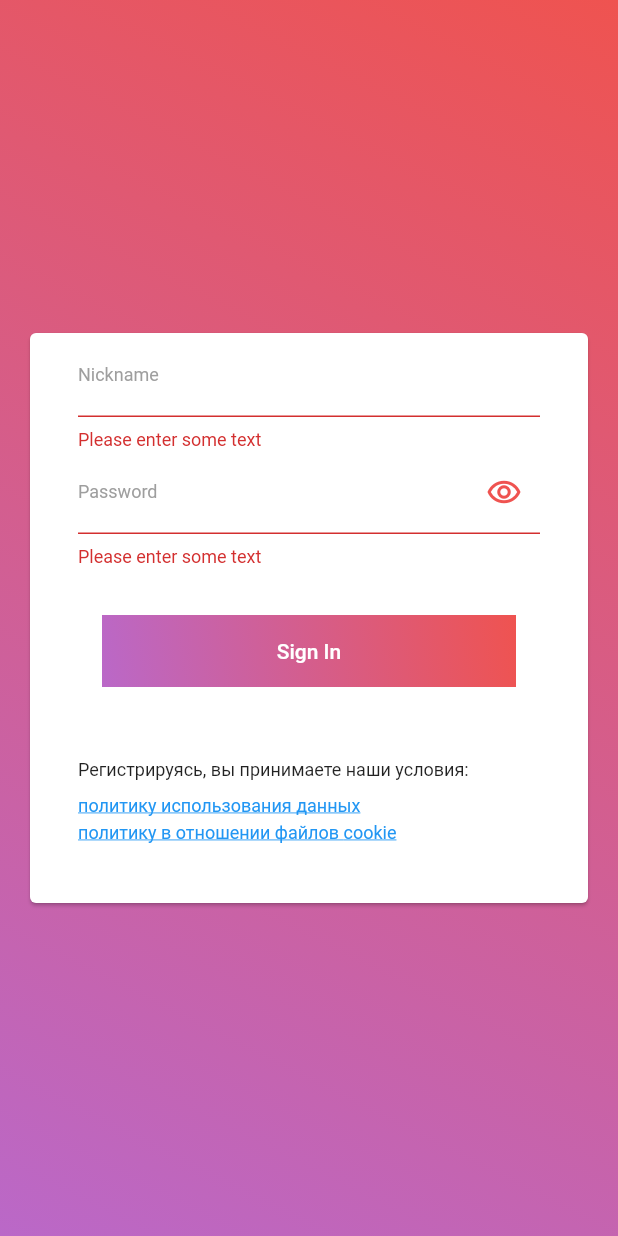
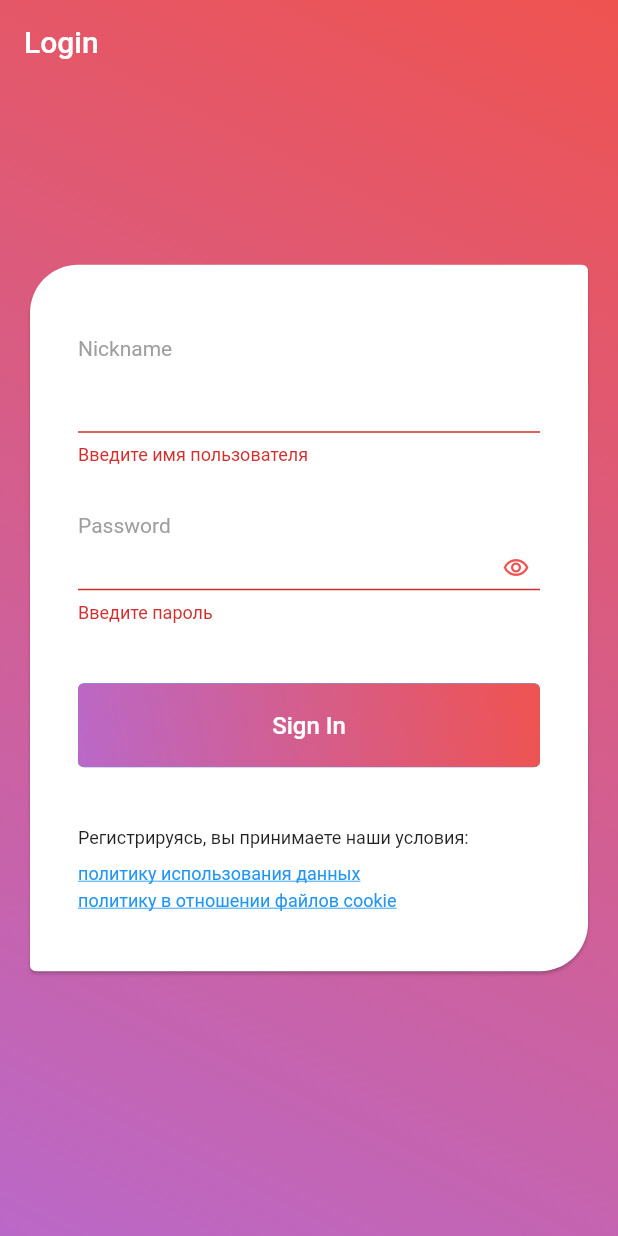
Before and after one commit to ablintsova/test_project, a Flutter app: the screen it shows after launch, after a tap on "Sign In", on a phone screen of 412 x 824 dp. Run offline on Flutter 3.47's test engine with Material 2 defaults, Android fonts, the phone set to English and light mode, and no system bars.

Commit message:
Finish Sign In screen

```diff
--- a/lib/main.dart
+++ b/lib/main.dart
@@ -1,4 +1,5 @@
 import 'package:flutter/material.dart';
+
 import 'sign_in_card.dart';
 
 void main() => runApp(MyApp());
@@ -7,8 +8,26 @@ class MyApp extends StatelessWidget {
   @override
   Widget build(BuildContext context) {
     return MaterialApp(
+      theme: ThemeData(
+        cardTheme: CardTheme(
+          shape: RoundedRectangleBorder(
+            borderRadius: const BorderRadius.only(
+              topLeft: Radius.circular(32.0),
+              bottomRight: Radius.circular(32.0),
+              topRight: Radius.circular(4.0),
+              bottomLeft: Radius.circular(4.0),
+            ),
+          ),
+        ),
+      ),
       home: Scaffold(
-        appBar: null,
+        extendBodyBehindAppBar: true,
+        backgroundColor: Colors.transparent,
+        appBar: AppBar(
+          title: Text('Login'),
+          backgroundColor: Colors.transparent,
+          elevation: 0.0,
+        ),
         body: Center(
           child: Container(
             decoration: BoxDecoration(
@@ -20,9 +39,7 @@ class MyApp extends StatelessWidget {
                 Colors.purple.shade300,
               ],
             )),
-            child: Center(
-              child: const SignInCard()
-            ),
+            child: Center(child: const SignInCard()),
           ),
         ),
       ),
--- a/lib/sign_in_card.dart
+++ b/lib/sign_in_card.dart
@@ -11,8 +11,8 @@ class SignInCard extends StatelessWidget {
         child: Padding(
             padding: const EdgeInsets.symmetric(horizontal: 16.0),
             child: Card(
-            child:Padding(
-            padding: const EdgeInsets.symmetric(horizontal: 32.0),
+            child: Padding(
+            padding: const EdgeInsets.all(32.0),
                 child: Column(
                     mainAxisSize: MainAxisSize.min,
                     children: <Widget>[SignInForm()])))));
--- a/lib/sign_in_form.dart
+++ b/lib/sign_in_form.dart
@@ -26,46 +26,82 @@ class SignInFormState extends State<SignInForm> {
       child: Column(
         crossAxisAlignment: CrossAxisAlignment.start,
         children: <Widget>[
+          Padding(
+              padding: const EdgeInsets.only(top: 16.0),
+              child: Text(
+                  'Nickname',
+                  style: TextStyle(
+                    fontSize: 14.0,
+                    color: Colors.grey
+                  )
+              )
+          ),
+          TextFormField(
+            // The validator receives the text that the user has entered.
+            validator: (value) {
+              if (value == null || value.isEmpty) {
+                return 'Введите имя пользователя';
+              } else {
+                final alphanumeric = RegExp(r'[a-zA-Z_]+');
+                if (!alphanumeric.hasMatch(value) ||
+                    (alphanumeric.hasMatch(value) &&
+                        alphanumeric.stringMatch(value) != value)) {
+                  return 'Разрешены символы латинского алфавита или “_”';
+                }
+                return null;
+              }
+            },
+          ),
+          Padding(
+              padding: const EdgeInsets.only(top: 32.0),
+              child: Text(
+                  'Password',
+                  style: TextStyle(
+                      fontSize: 14.0,
+                      color: Colors.grey
+                  )
+              )
+          ),
           TextFormField(
             decoration: InputDecoration(
-              labelText: 'Nickname',
-              labelStyle: TextStyle(
-                fontSize: 12.0,
-                color: Colors.grey,
+              isDense: true,
+              suffixIcon: new GestureDetector(
+                onTap: () {},
+                child: new Container(
+                  margin: EdgeInsets.only(top: 4),
+                  child: Icon(Icons.remove_red_eye_outlined,
+                      color: Colors.red.shade400),
+                  //height: 20,
+                  //width: 20,
+                ),
+              ),
+              suffixIconConstraints: BoxConstraints(
+                minHeight: 32,
+                minWidth: 32,
               ),
             ),
             // The validator receives the text that the user has entered.
+            obscureText: true,
+            obscuringCharacter: "*",
+            enableSuggestions: false,
+            autocorrect: false,
             validator: (value) {
               if (value == null || value.isEmpty) {
-                return 'Please enter some text';
-              }
-              return null;
-            },
-          ),
-          TextFormField(
-            decoration: InputDecoration(
-              //border: UnderlineInputBorder(),
-              suffixIcon: Icon(Icons.remove_red_eye_outlined,
-                  color: Colors.red.shade400),
-              labelText: 'Password',
-              labelStyle: TextStyle(
-                fontSize: 12.0,
-                color: Colors.grey,
-              ),
-            ),
-            // The validator receives the text that the user has entered.
-            validator: (value) {
-              if (value == null || value.isEmpty) {
-                return 'Please enter some text';
+                return 'Введите пароль';
+              } else if (value.length < 3 || value.length > 9) {
+                return 'Пароль должен содержать от 3 до 9 символов';
               }
               return null;
             },
           ),
           Padding(
-            padding: const EdgeInsets.symmetric(vertical: 32.0),
+            padding: const EdgeInsets.symmetric(vertical: 40.0),
             child: ElevatedButton(
               style: ElevatedButton.styleFrom(
-                  primary: Colors.transparent, elevation: 0),
+                  padding: EdgeInsets.zero,
+                  shape: RoundedRectangleBorder(
+                      borderRadius: BorderRadius.circular(4)),
+                  elevation: 0),
               onPressed: () {
                 // Validate returns true if the form is valid, or false otherwise.
                 if (_formKey.currentState!.validate()) {
@@ -77,6 +113,7 @@ class SignInFormState extends State<SignInForm> {
               },
               child: Ink(
                 decoration: BoxDecoration(
+                  borderRadius: BorderRadius.circular(4),
                   gradient: LinearGradient(
                     begin: Alignment.topRight,
                     end: Alignment.bottomLeft,
@@ -88,41 +125,37 @@ class SignInFormState extends State<SignInForm> {
                 ),
                 child: Container(
                   constraints:
-                      const BoxConstraints(minWidth: 88.0, minHeight: 48.0),
+                      const BoxConstraints(minWidth: 88.0, minHeight: 56.0),
                   // min sizes for Material buttons
                   alignment: Alignment.center,
                   child: const Text(
-                    'Sign In',
-                    textAlign: TextAlign.center,
+                      'Sign In',
+                      textAlign: TextAlign.center,
+                      style: TextStyle(fontSize: 16.0)
                   ),
                 ),
               ),
             ),
           ),
           Padding(
-            padding: const EdgeInsets.only(top: 16.0, bottom: 6.0),
-            child: Text('Регистрируясь, вы принимаете наши условия:',
-                style: TextStyle(
-                  fontSize: 12.0)
-                )
-          ),
-
+              padding: const EdgeInsets.only(bottom: 6.0),
+              child: Text('Регистрируясь, вы принимаете наши условия:',
+                  style: TextStyle(fontSize: 12.0))),
           Padding(
             padding: const EdgeInsets.symmetric(vertical: 4.0),
-            child: Text('политику использования данных', style: TextStyle(
-                fontSize: 12.0,
-                decoration: TextDecoration.underline,
-                color: Colors.blue
-            )),
+            child: Text('политику использования данных',
+                style: TextStyle(
+                    fontSize: 12.0,
+                    decoration: TextDecoration.underline,
+                    color: Colors.blue)),
           ),
           Padding(
-            padding: const EdgeInsets.only(bottom: 40.0),
-            child:
-                Text('политику в отношении файлов cookie', style: TextStyle(
+            padding: const EdgeInsets.only(bottom: 8.0),
+            child: Text('политику в отношении файлов cookie',
+                style: TextStyle(
                     fontSize: 12.0,
                     decoration: TextDecoration.underline,
-                    color: Colors.blue
-                )),
+                    color: Colors.blue)),
           )
         ],
       ),
```
